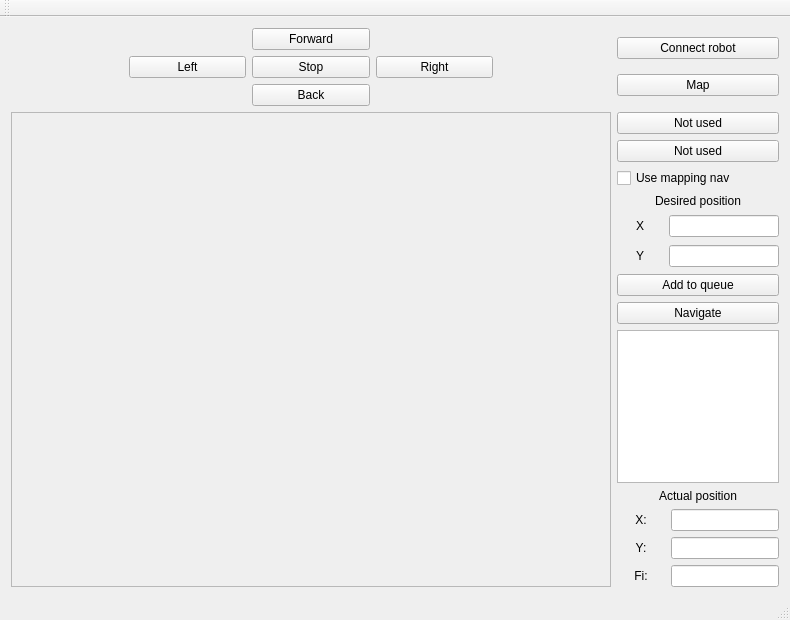
Old version of the form mainwindow.ui in the repository LadislavBrecka/Robot-regulator-GUI.
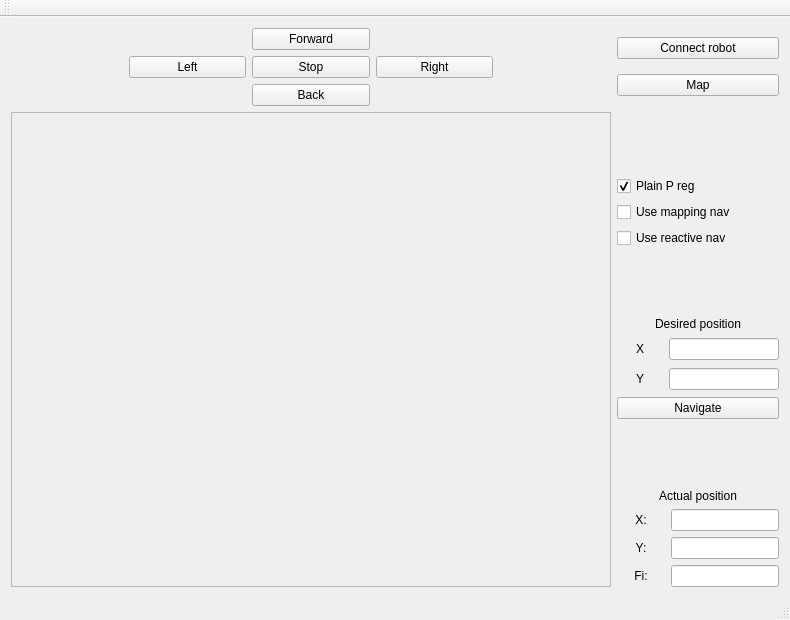
New version of the form.

Commit message: Add first version of reactive navigation

Patch:
```diff
--- a/mainwindow.ui
+++ b/mainwindow.ui
@@ -178,28 +178,12 @@
        </spacer>
       </item>
       <item>
-       <widget class="QPushButton" name="pushButton_8">
-        <property name="sizePolicy">
-         <sizepolicy hsizetype="Fixed" vsizetype="Fixed">
-          <horstretch>0</horstretch>
-          <verstretch>0</verstretch>
-         </sizepolicy>
-        </property>
-        <property name="minimumSize">
-         <size>
-          <width>162</width>
-          <height>0</height>
-         </size>
-        </property>
+       <widget class="QCheckBox" name="checkBox_3">
         <property name="text">
-         <string>Not used</string>
+         <string>Plain P reg</string>
         </property>
-       </widget>
-      </item>
-      <item>
-       <widget class="QPushButton" name="pushButton_11">
-        <property name="text">
-         <string>Not used</string>
+        <property name="checked">
+         <bool>true</bool>
         </property>
        </widget>
       </item>
@@ -210,6 +194,26 @@
         </property>
        </widget>
       </item>
+      <item>
+       <widget class="QCheckBox" name="checkBox_2">
+        <property name="text">
+         <string>Use reactive nav</string>
+        </property>
+       </widget>
+      </item>
+      <item>
+       <spacer name="verticalSpacer_3">
+        <property name="orientation">
+         <enum>Qt::Vertical</enum>
+        </property>
+        <property name="sizeHint" stdset="0">
+         <size>
+          <width>20</width>
+          <height>40</height>
+         </size>
+        </property>
+       </spacer>
+      </item>
       <item>
        <widget class="QLabel" name="label_4">
         <property name="text">
@@ -275,32 +279,10 @@
          </sizepolicy>
         </property>
         <property name="text">
-         <string>Add to queue</string>
-        </property>
-       </widget>
-      </item>
-      <item>
-       <widget class="QPushButton" name="pushButton_7">
-        <property name="sizePolicy">
-         <sizepolicy hsizetype="Fixed" vsizetype="Fixed">
-          <horstretch>0</horstretch>
-          <verstretch>0</verstretch>
-         </sizepolicy>
-        </property>
-        <property name="minimumSize">
-         <size>
-          <width>162</width>
-          <height>0</height>
-         </size>
-        </property>
-        <property name="text">
          <string>Navigate</string>
         </property>
        </widget>
       </item>
-      <item>
-       <widget class="QTextEdit" name="textEdit"/>
-      </item>
       <item>
        <spacer name="verticalSpacer_2">
         <property name="orientation">
```
Left out of the diff: 2 changed lines with no effect on the pictures. The commit also changes 3 other files.
